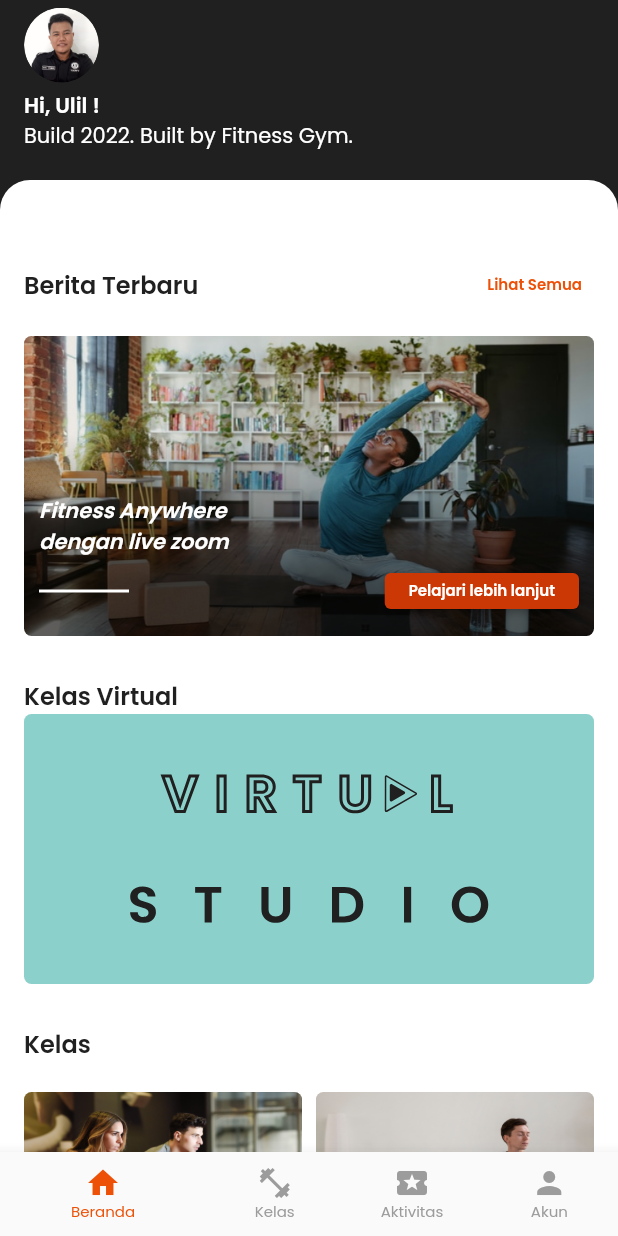
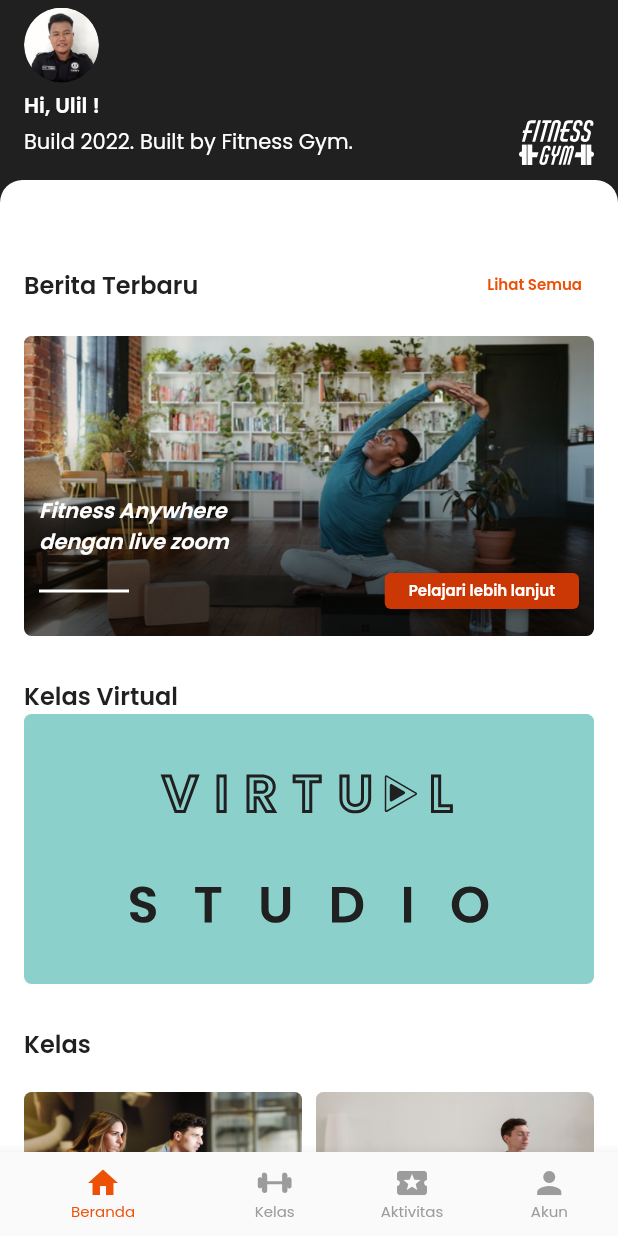
Before and after one commit to kelompok43/Flutter, a Flutter app: the DashboardScreen screen opened directly, on a phone screen of 412 x 824 dp. Run offline on Flutter 3.47's test engine with Material 2 defaults, Android fonts, the phone set to English and light mode, and no system bars; our stand-ins replace flutter_svg, google_fonts, ionicons.

Commit message:
Membuat Halaman Dashboard

```diff
--- a/lib/screens/dashboard/dashboard_screen.dart
+++ b/lib/screens/dashboard/dashboard_screen.dart
@@ -1,12 +1,13 @@
-import 'package:fitness_gym/screens/dashboard/aktivitas/aktivitas_screen.dart';
-import 'package:fitness_gym/screens/dashboard/akun/akun_screen.dart';
+import 'package:fitness_gym/screens/aktivitas/aktivitas_screen.dart';
+import 'package:fitness_gym/screens/akun/akun_screen.dart';
 import 'package:fitness_gym/screens/dashboard/dashboard_view_model.dart';
-import 'package:fitness_gym/screens/dashboard/home/home_screen.dart';
-import 'package:fitness_gym/screens/dashboard/kelas/class_screen.dart';
+import 'package:fitness_gym/screens/home/home_screen.dart';
+import 'package:fitness_gym/screens/kelas/class_screen.dart';
 import 'package:fitness_gym/utils/constants.dart';
 import 'package:flutter/material.dart';
 import 'package:google_fonts/google_fonts.dart';
 import 'package:provider/provider.dart';
+import 'package:ionicons/ionicons.dart';
 
 class DashboardScreen extends StatelessWidget {
   const DashboardScreen({Key? key}) : super(key: key);
@@ -25,14 +26,14 @@ class DashboardScreen extends StatelessWidget {
       body: _screens[viewModel.selectedIndex],
       bottomNavigationBar: BottomNavigationBar(
         currentIndex: selectIndex,
-        onTap: (index)=>viewModel.update(index),
+        onTap: (index) => viewModel.update(index),
         items: const [
           BottomNavigationBarItem(
             icon: Icon(Icons.home),
             label: 'Beranda',
           ),
           BottomNavigationBarItem(
-            icon: Icon(Icons.fitness_center),
+            icon: Icon(Ionicons.barbell),
             label: 'Kelas',
           ),
           BottomNavigationBarItem(
@@ -47,8 +48,10 @@ class DashboardScreen extends StatelessWidget {
         selectedItemColor: primary5,
         selectedFontSize: 10,
         unselectedFontSize: 10,
-        selectedLabelStyle: GoogleFonts.poppins(textStyle:TextStyle(color: primary5)),
-        unselectedLabelStyle: GoogleFonts.poppins(textStyle:TextStyle(color: neutral5)),
+        selectedLabelStyle:
+            GoogleFonts.poppins(textStyle: TextStyle(color: primary5)),
+        unselectedLabelStyle:
+            GoogleFonts.poppins(textStyle: TextStyle(color: neutral5)),
         unselectedItemColor: neutral5,
         showUnselectedLabels: true,
       ),
--- a/lib/screens/dashboard/home/home_screen.dart
+++ b/lib/screens/home/home_screen.dart
@@ -42,9 +42,13 @@ class HomeScreen extends StatelessWidget {
                               fontSize: 14)),
                     ),
                   ),
-                  Container(
-                    margin: const EdgeInsets.only(top: 80, left: 16),
-                    child: Text(
+                  Padding(
+                    padding:
+                        const EdgeInsets.only(left: 16, right: 16, top: 70),
+                    child: Row(
+                      mainAxisAlignment: MainAxisAlignment.spaceBetween,
+                      children: [
+                        Text(
                           "Build 2022. Built by Fitness Gym.",
                           style: GoogleFonts.poppins(
                             textStyle: const TextStyle(
@@ -53,6 +57,15 @@ class HomeScreen extends StatelessWidget {
                                 fontSize: 14),
                           ),
                         ),
+                        ClipRRect(
+                          child: SizedBox(
+                            width: 50,
+                            height: 50,
+                            child: SvgPicture.asset("assets/img/logo.svg"),
+                          ),
+                        ),
+                      ],
+                    ),
                   ),
                 ],
               ),
@@ -60,15 +73,13 @@ class HomeScreen extends StatelessWidget {
           ),
           SliverToBoxAdapter(
             child: Container(
-              height: MediaQuery.of(context).size.height,
               decoration: BoxDecoration(color: neutral9),
               child: Container(
                 decoration: const BoxDecoration(
                     color: Colors.white,
                     borderRadius: BorderRadius.only(
-                        topLeft: Radius.circular(20),
-                        topRight: Radius.circular(20))),
-                child: SingleChildScrollView(
+                        topLeft: Radius.circular(15),
+                        topRight: Radius.circular(15))),
                 child: Container(
                   margin: const EdgeInsets.only(top: 30),
                   padding: const EdgeInsets.all(16),
@@ -296,7 +307,8 @@ class HomeScreen extends StatelessWidget {
                                   borderRadius:
                                       BorderRadius.all(Radius.circular(5)),
                                   image: DecorationImage(
-                                    image: AssetImage("assets/img/mind_n_body.png"),
+                                    image: AssetImage(
+                                        "assets/img/mind_n_body.png"),
                                     fit: BoxFit.fill,
                                   ),
                                 ),
@@ -363,7 +375,8 @@ class HomeScreen extends StatelessWidget {
                                   borderRadius:
                                       BorderRadius.all(Radius.circular(5)),
                                   image: DecorationImage(
-                                    image: AssetImage("assets/img/strength_n_conditions.png"),
+                                    image: AssetImage(
+                                        "assets/img/strength_n_conditions.png"),
                                     fit: BoxFit.fill,
                                   ),
                                 ),
@@ -498,7 +511,7 @@ class HomeScreen extends StatelessWidget {
                       ),
                     ],
                   ),
-                )),
+                ),
               ),
             ),
           ),
--- a/pubspec.yaml
+++ b/pubspec.yaml
@@ -37,6 +37,7 @@ dependencies:
   flutter_svg: ^1.0.3
   google_fonts: ^3.0.1
   cupertino_icons: ^1.0.2
+  ionicons: ^0.1.2
 
 dev_dependencies:
   flutter_test:
@@ -63,7 +64,7 @@ flutter:
   # To add assets to your application, add an assets section, like this:
   assets:
     - assets/img/
-  #   - images/a_dot_ham.jpeg
+    # - assets/icon/fitnessIcon.svg
 
   # An image asset can refer to one or more resolution-specific "variants", see
   # https://flutter.dev/assets-and-images/#resolution-aware.
```
Also changed, not shown: lib/screens/aktivitas/aktivitas_screen.dart (renamed from lib/screens/dashboard/aktivitas/aktivitas_screen.dart), lib/screens/akun/akun_screen.dart (renamed from lib/screens/dashboard/akun/akun_screen.dart), lib/screens/kelas/class_screen.dart (renamed from lib/screens/dashboard/kelas/class_screen.dart), pubspec.lock. Lines whose indentation alone changed are shown as unchanged.
